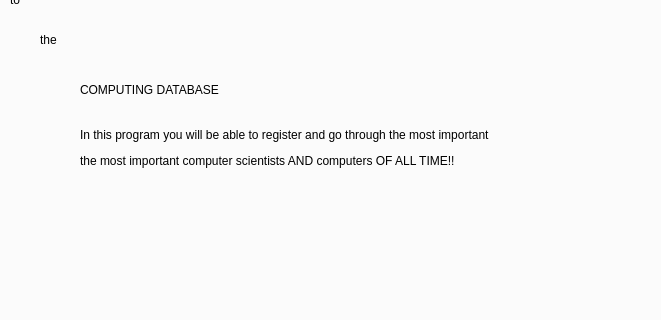
Old version of the form mainwindow.ui in the repository olofristen/VLN1_Skil3; both pictures show x 285 to 946 and y 270 to 590 of the 1278 by 806 pixel window.
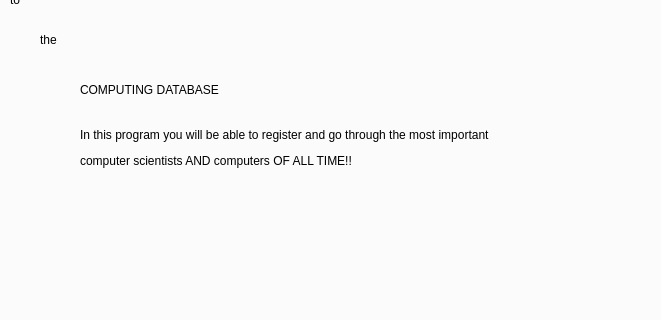
New version of the form. The open tabs and pages were chosen to show the change. Icons and pictures are not drawn.

Commit message: Fix error on home page

```diff
--- a/mainwindow.ui
+++ b/mainwindow.ui
@@ -113,7 +113,7 @@
          <string notr="true">font: 11pt &quot;Agency FB&quot;;</string>
         </property>
         <property name="text">
-         <string>the most important computer scientists AND computers OF ALL TIME!!</string>
+         <string>computer scientists AND computers OF ALL TIME!!</string>
         </property>
        </widget>
        <widget class="QLabel" name="label_2">
```
Left out of the diff: 2 changed lines with no effect on the pictures.
